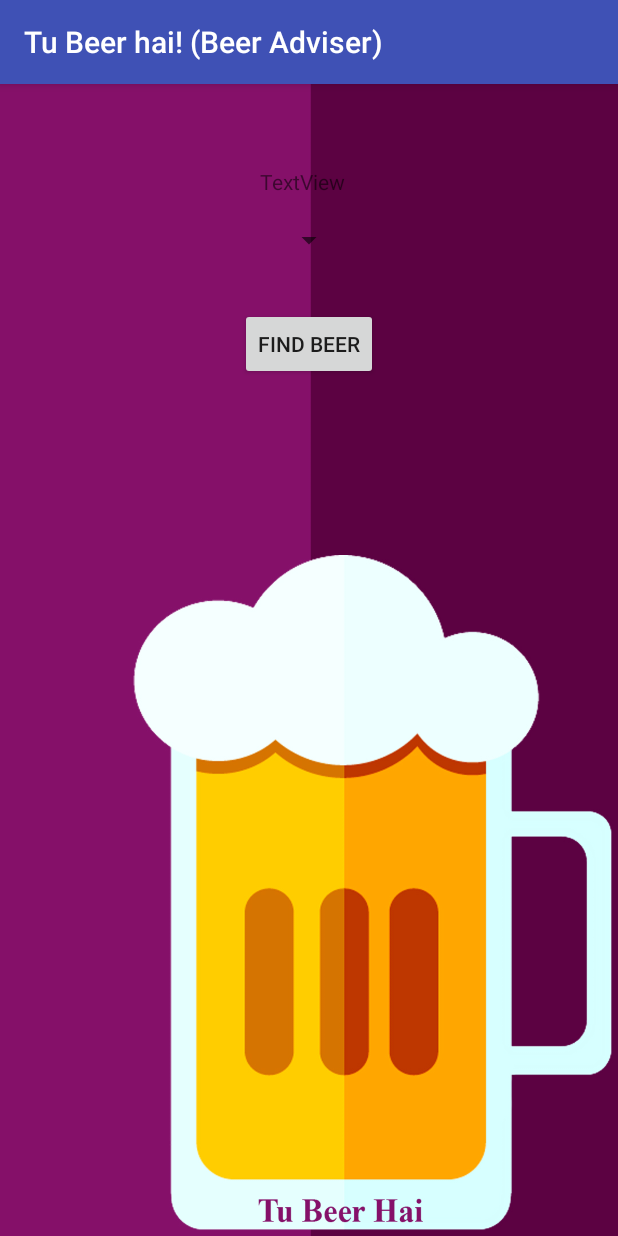
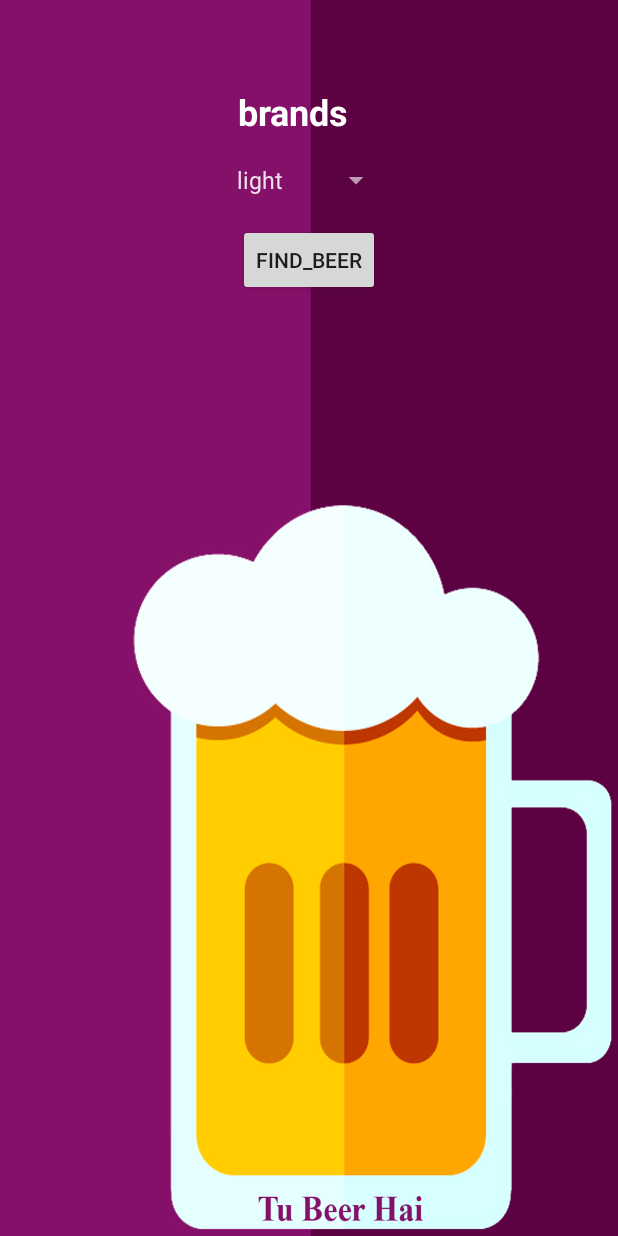
Before and after one commit to piyush97/TuBeerhai, an Android app: the screen it shows after launch (MainActivity), on a phone screen of 412 x 824 dp. Run offline under Robolectric (Android 15) with nearby library versions, the phone set to English and light mode, and no system bars.

Commit message:
new changes

```diff
--- a/app/src/main/java/com/piyushmehta/tubeerhaibeeradviser/MainActivity.java
+++ b/app/src/main/java/com/piyushmehta/tubeerhaibeeradviser/MainActivity.java
@@ -1,13 +1,32 @@
 package com.piyushmehta.tubeerhaibeeradviser;
 
+import android.app.Activity;
 import android.support.v7.app.AppCompatActivity;
 import android.os.Bundle;
+import android.view.View;
+import android.widget.Spinner;
+import android.widget.TextView;
 
-public class MainActivity extends AppCompatActivity {
+public class MainActivity extends Activity {
 
     @Override
     protected void onCreate(Bundle savedInstanceState) {
         super.onCreate(savedInstanceState);
         setContentView(R.layout.activity_main);
     }
+    //call when the user clicks the button
+
+    public void onClickFindBeer(View view) {
+        //get reference to the textview
+        TextView brands = (TextView) findViewById(R.id.brands);
+        brands.setText("Gottle Of Geer");
+        //reference to the spinner
+        Spinner color = (Spinner) findViewById(R.id.color);
+        //get the selected item
+        String beerType = String.valueOf(color.getSelectedItem());
+        //display the selected Item
+        brands.setText(beerType);
+
+
+    }
 }
--- a/app/src/main/res/layout/activity_main.xml
+++ b/app/src/main/res/layout/activity_main.xml
@@ -6,30 +6,38 @@
     android:layout_width="match_parent"
     android:layout_height="match_parent"
     tools:context="com.piyushmehta.tubeerhaibeeradviser.MainActivity">
-<Spinner
-    android:layout_width="wrap_content"
-    android:layout_height="wrap_content"
-    android:id="@+id/color"
-    android:layout_below="@+id/brands"
-    android:layout_centerHorizontal="true"
-    android:layout_marginTop="17dp"></Spinner>
+
+    <Spinner
+        android:id="@+id/color"
+        android:layout_width="wrap_content"
+        android:layout_height="wrap_content"
+        android:layout_below="@+id/brands"
+        android:layout_centerHorizontal="true"
+        android:layout_marginTop="17dp"
+        android:entries="@array/beer_colors"
+        android:theme="@android:style/ThemeOverlay.Material.Dark"></Spinner>
 
     <Button
         android:id="@+id/find_beer"
-
+        android:onClick="onClickFindBeer"
         android:layout_width="wrap_content"
         android:layout_height="wrap_content"
         android:layout_alignParentTop="true"
         android:layout_centerHorizontal="true"
         android:layout_marginTop="149dp"
-        android:text="Find Beer" />
+        android:text="@string/Find_Beer" />
+
     <TextView
+        android:id="@+id/brands"
         android:layout_width="wrap_content"
         android:layout_height="wrap_content"
-        android:id="@+id/brands"
-        android:text="TextView"
+        android:layout_alignLeft="@+id/find_beer"
         android:layout_alignParentTop="true"
-        android:layout_alignRight="@+id/color"
-        android:layout_alignEnd="@+id/color"
-        android:layout_marginTop="55dp" />
+        android:layout_alignStart="@+id/find_beer"
+        android:layout_marginTop="58dp"
+        android:text="@string/brands"
+        android:textAlignment="viewStart"
+        android:textColor="#ffff"
+        android:textSize="24sp"
+        android:textStyle="bold" />
 </RelativeLayout>
--- a/app/src/main/res/values/strings.xml
+++ b/app/src/main/res/values/strings.xml
@@ -1,3 +1,12 @@
 <resources>
     <string name="app_name">Tu Beer hai! (Beer Adviser)</string>
+    <string name="brands">brands</string>
+    <string name="Find_Beer">find_beer</string>
+    <string-array name="beer_colors">
+        <item>light</item>
+        <item>Amber</item>
+        <item>Brown</item>
+        <item>dark</item>
+
+    </string-array>
 </resources>
```
